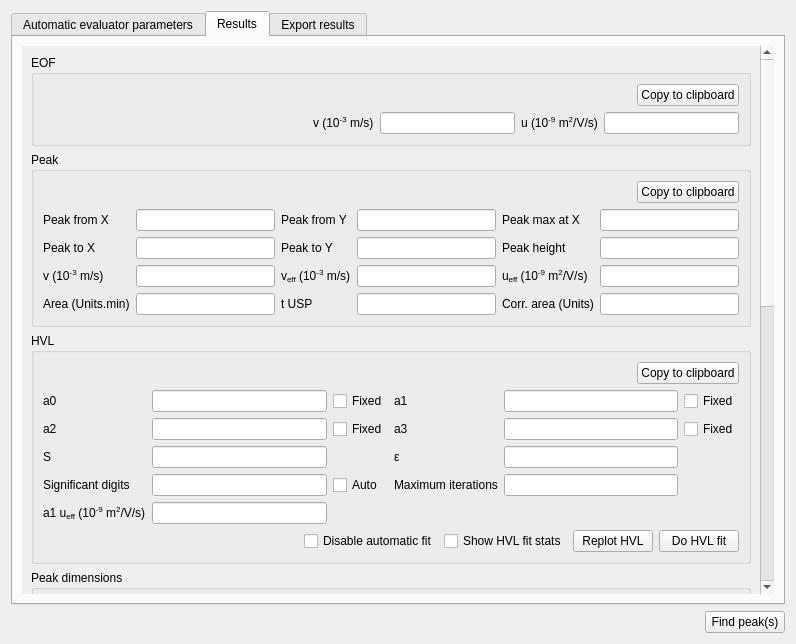
Qt form src/gui/evaluationwidget.ui (echmet/CEval) before a commit.
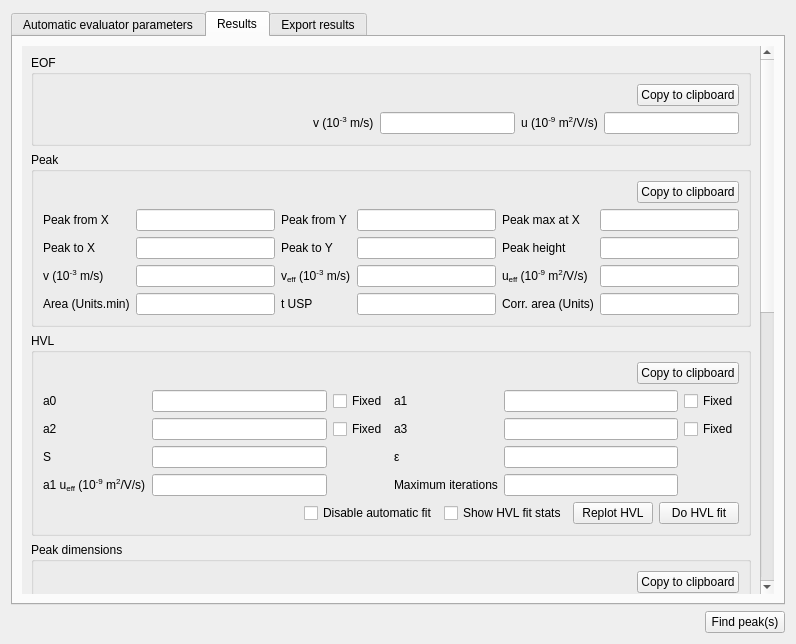
The same form after that commit. Custom widgets are drawn as their Qt base class.

Commit message: Remove HVL fit significant digits UI elements

What changed in the file:
```diff
--- a/src/gui/evaluationwidget.ui
+++ b/src/gui/evaluationwidget.ui
@@ -624,7 +624,7 @@
             <x>0</x>
             <y>0</y>
             <width>742</width>
-            <height>1309</height>
+            <height>1278</height>
            </rect>
           </property>
           <property name="sizePolicy">
@@ -1380,25 +1380,6 @@
                   </property>
                  </widget>
                 </item>
-                <item row="3" column="2">
-                 <widget class="QLineEdit" name="qle_hvlDigits">
-                  <property name="sizePolicy">
-                   <sizepolicy hsizetype="MinimumExpanding" vsizetype="Fixed">
-                    <horstretch>0</horstretch>
-                    <verstretch>0</verstretch>
-                   </sizepolicy>
-                  </property>
-                  <property name="minimumSize">
-                   <size>
-                    <width>25</width>
-                    <height>0</height>
-                   </size>
-                  </property>
-                  <property name="alignment">
-                   <set>Qt::AlignRight|Qt::AlignTrailing|Qt::AlignVCenter</set>
-                  </property>
-                 </widget>
-                </item>
                 <item row="0" column="3">
                  <widget class="QMappedCheckBox" name="qcb_hvlA0Fixed">
                   <property name="text">
@@ -1406,13 +1387,6 @@
                   </property>
                  </widget>
                 </item>
-                <item row="3" column="0">
-                 <widget class="QLabel" name="q_hvlDigits">
-                  <property name="text">
-                   <string>Significant digits</string>
-                  </property>
-                 </widget>
-                </item>
                 <item row="3" column="4">
                  <widget class="QLabel" name="ql_hvlIterations">
                   <property name="text">
@@ -1456,14 +1430,14 @@
                   </property>
                  </widget>
                 </item>
-                <item row="4" column="0">
+                <item row="3" column="0">
                  <widget class="QLabel" name="ql_hvlA1Mobility">
                   <property name="text">
                    <string>&lt;html&gt;&lt;head/&gt;&lt;body&gt;&lt;p&gt;a1 u&lt;span style=&quot; vertical-align:sub;&quot;&gt;eff&lt;/span&gt; (10&lt;span style=&quot; vertical-align:super;&quot;&gt;-9&lt;/span&gt; m&lt;span style=&quot; vertical-align:super;&quot;&gt;2&lt;/span&gt;/V/s)&lt;/p&gt;&lt;/body&gt;&lt;/html&gt;</string>
                   </property>
                  </widget>
                 </item>
-                <item row="4" column="2">
+                <item row="3" column="2">
                  <widget class="FloatingValueLineEdit" name="qle_hvlA1Mobility">
                   <property name="sizePolicy">
                    <sizepolicy hsizetype="MinimumExpanding" vsizetype="Fixed">
@@ -1482,13 +1456,6 @@
                   </property>
                  </widget>
                 </item>
-                <item row="3" column="3">
-                 <widget class="QCheckBox" name="qcb_hvlAutoDigits">
-                  <property name="text">
-                   <string>Auto</string>
-                  </property>
-                 </widget>
-                </item>
                </layout>
               </item>
               <item>
```
Left out of the diff: 1 changed line with no effect on the pictures. The commit also changes 2 other files.
